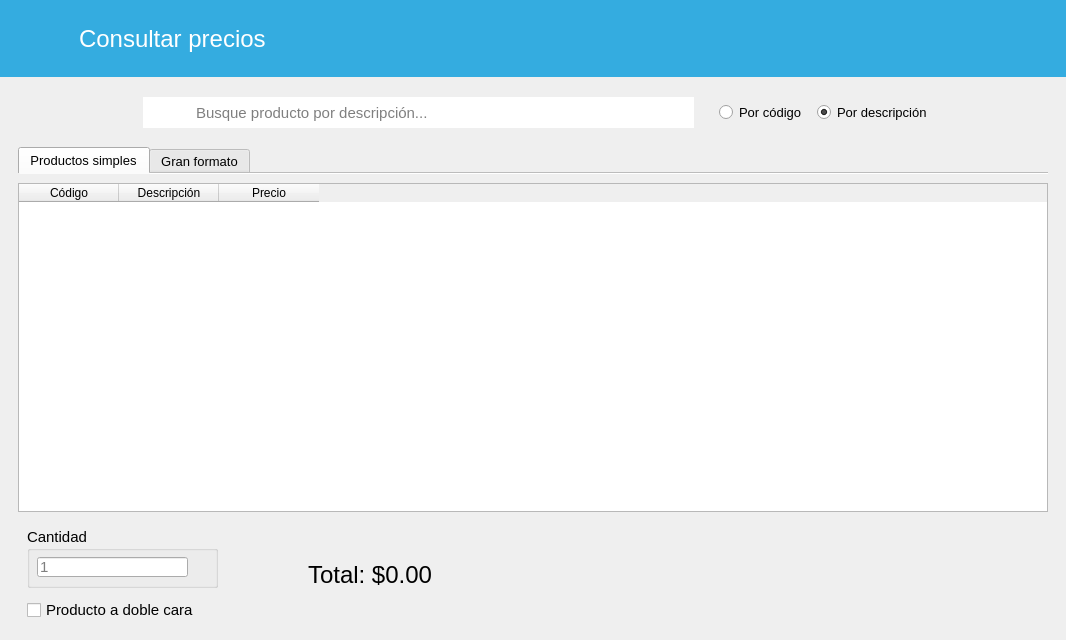
Before: the Qt Designer form ui/Ui_ConsultarPrecios.ui in ivanperez-7/printpos, drawn with Qt 5.
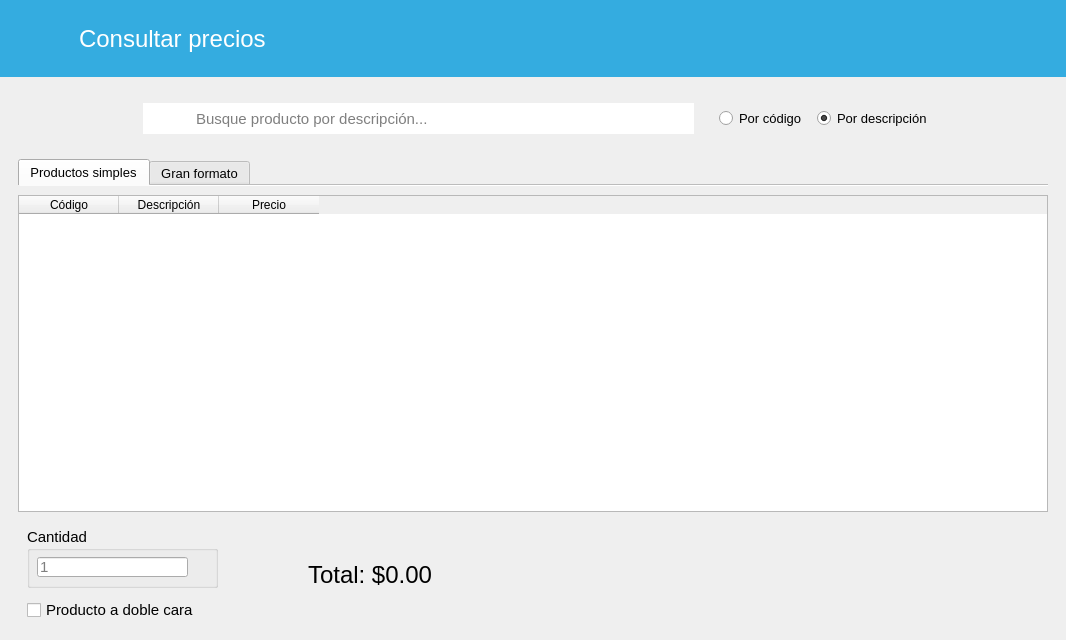
After: the same form once the commit is applied. Icons and pictures are not drawn. Custom widgets are drawn as their Qt base class.

What changed in the file:
```diff
--- a/ui/Ui_ConsultarPrecios.ui
+++ b/ui/Ui_ConsultarPrecios.ui
@@ -1,7 +1,7 @@
 <?xml version="1.0" encoding="UTF-8"?>
 <ui version="4.0">
  <class>ConsultarPrecios</class>
- <widget class="QMainWindow" name="ConsultarPrecios">
+ <widget class="QWidget" name="ConsultarPrecios">
   <property name="geometry">
    <rect>
     <x>0</x>
@@ -13,15 +13,7 @@
   <property name="windowTitle">
    <string>Consultar precios</string>
   </property>
-  <property name="windowIcon">
-   <iconset resource="../resources.qrc">
-    <normaloff>:/img/icon.ico</normaloff>:/img/icon.ico</iconset>
-  </property>
-  <widget class="QWidget" name="centralwidget">
    <layout class="QVBoxLayout" name="verticalLayout_5">
-    <property name="spacing">
-     <number>0</number>
-    </property>
     <property name="leftMargin">
      <number>0</number>
     </property>
@@ -714,7 +706,6 @@
     </item>
    </layout>
   </widget>
- </widget>
  <customwidgets>
   <customwidget>
    <class>TablaDatos</class>
```
Left out of the diff: 8 changed lines with no effect on the pictures. Lines whose indentation alone changed are shown as unchanged.
